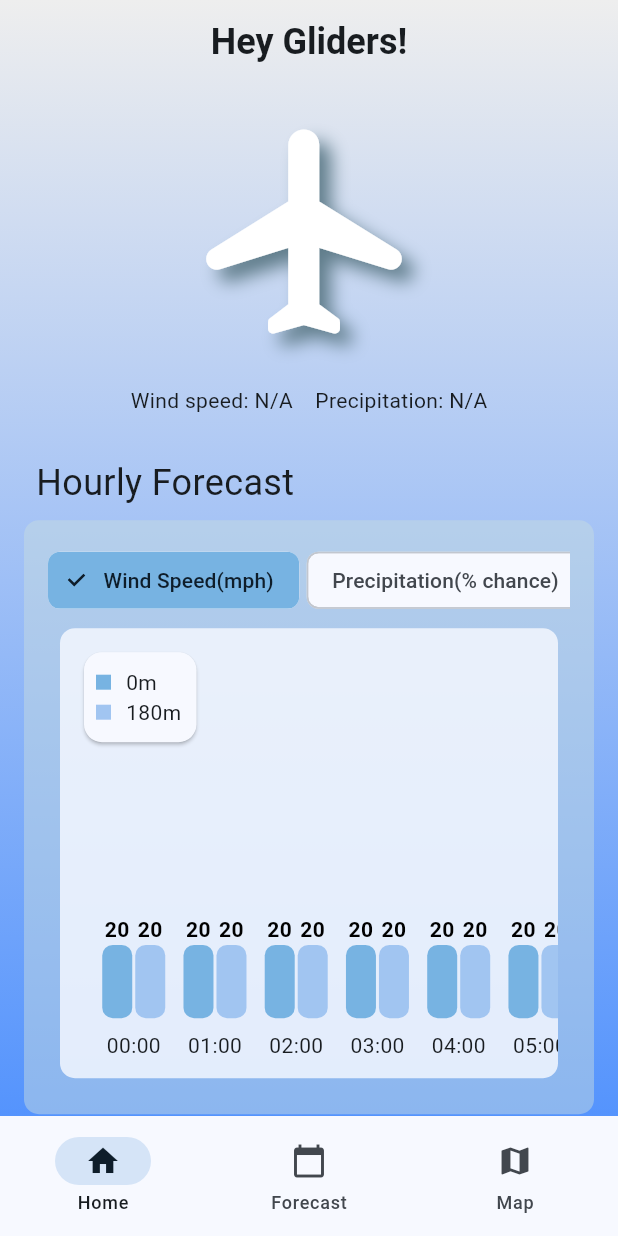
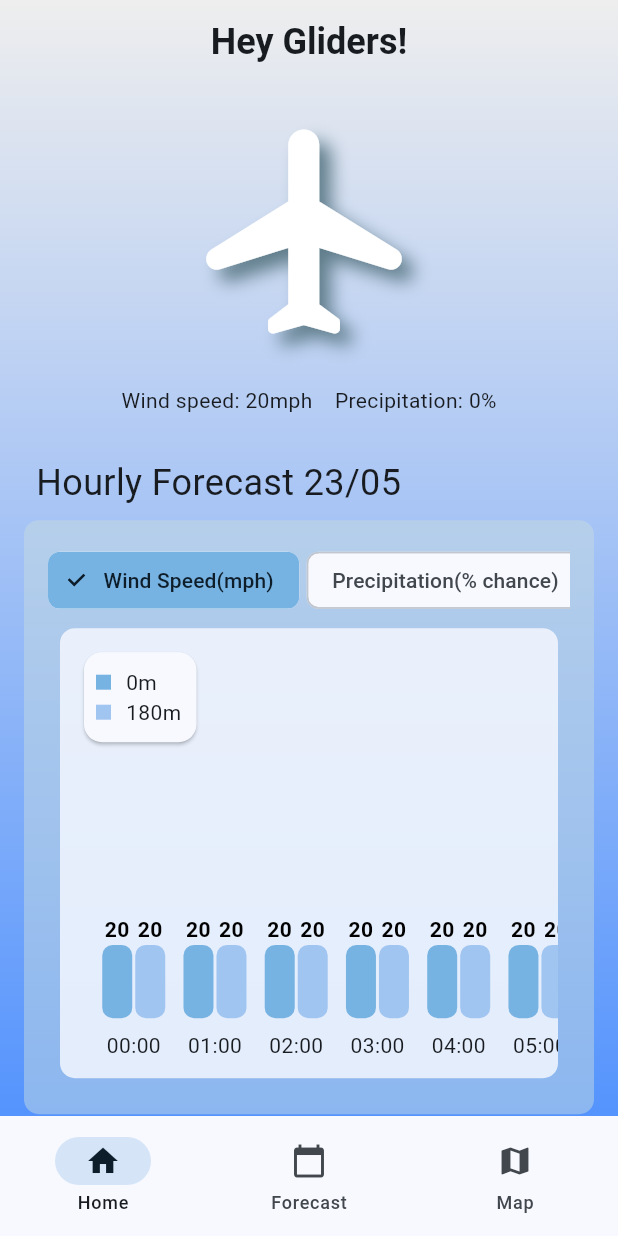
Before and after one commit to PunnyBunny/AeroWeatherProMax, a Flutter app: the screen it shows after launch, on a phone screen of 412 x 824 dp. Run offline on Flutter 3.47's test engine with Material 3 defaults, Android fonts, the phone set to English and light mode, and no system bars; drawn by our look-alikes of fl_chart; our stand-ins replace animated_splash_screen, equatable, page_transition; missing offline and left inert: two_dimensional_scrollables.

Commit message:
Added date and changed N/A

```diff
--- a/lib/pages/home_page.dart
+++ b/lib/pages/home_page.dart
@@ -69,14 +69,14 @@ class _HomePage extends State<HomePage> with TickerProviderStateMixin {
               // brief description of weather now
               child: Padding(
                 padding: EdgeInsets.all(20.0),
-                child: Text('Wind speed: N/A    Precipitation: N/A'),
+                child: Text('Wind speed: 20mph    Precipitation: 0%'),
               ),
             ),
             Container(
               alignment: const Alignment(-1, 0.0),
               padding: const EdgeInsets.all(8.0),
               child: const Text(
-                'Hourly Forecast',
+                'Hourly Forecast 23/05',
                 style: TextStyle(fontSize: 24.0),
               ),
             ),
```
